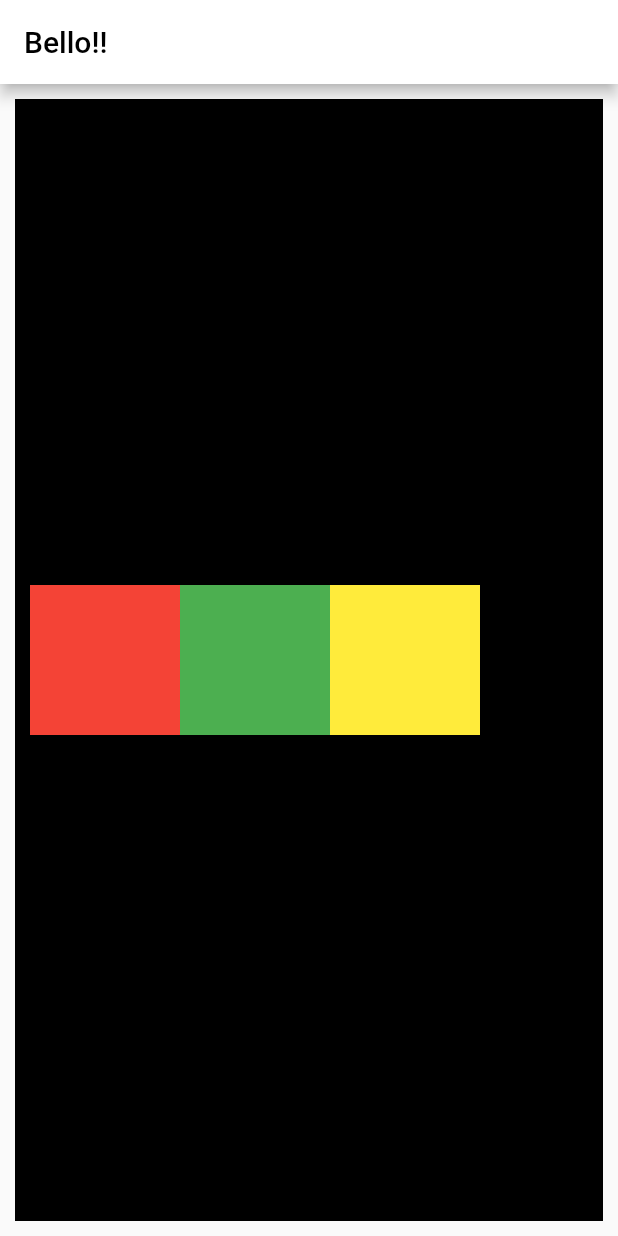
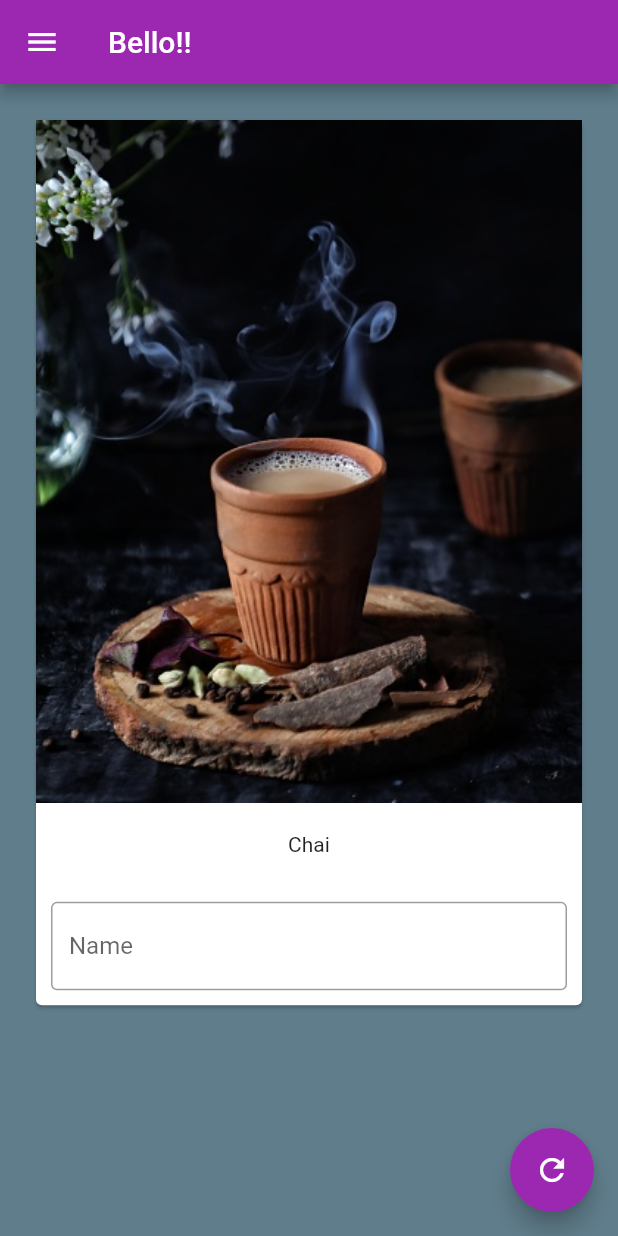
Before and after one commit to swag2716/my_app, a Flutter app: the screen it shows after launch, on a phone screen of 412 x 824 dp. Run offline on Flutter 3.47's test engine with Material 2 defaults, Android fonts, the phone set to English and light mode, and no system bars.

Commit message:
my_app4 done

```diff
--- a/lib/main.dart
+++ b/lib/main.dart
@@ -1,52 +1,95 @@
 import 'package:flutter/material.dart';
 
-void main(){
+void main() {
   runApp(MaterialApp(
-    home:myApp(),
+    home: const MyApp(),
+    theme: ThemeData(
+      primarySwatch: Colors.purple,
+      textTheme: const TextTheme(bodyText1: TextStyle(color: Colors.white)),
+    ),
   ));
 }
 
-class myApp extends StatelessWidget {
-  const myApp({super.key});
+class MyApp extends StatefulWidget {
+  const MyApp({super.key});
 
   @override
+  State<MyApp> createState() => _MyAppState();
+}
+
+class _MyAppState extends State<MyApp> {
+  final TextEditingController _nameController =  TextEditingController();
+  var myText = "Chai";
+
+  @override
+  void initState() {
+    super.initState();
+  }
   Widget build(BuildContext context) {
     return Scaffold(
+      backgroundColor: Colors.blueGrey,
       appBar: AppBar(
-        title: Text("Bello!!", style: TextStyle(color: Colors.black),),
-        backgroundColor: Colors.white,
+        title: const Text(
+          "Bello!!",
+        ),
       ),
       body: Padding(
-        padding: const EdgeInsets.all(10.0),
+        padding: const EdgeInsets.all(20.0),
+        child: SingleChildScrollView(
+          child: Card(
+              child: Column(
+                children: <Widget>[
+                  Image.asset('assets/Card_img.jpg'),
+                  const SizedBox(
+                    height: 20,
+                  ),
+                  Text(myText),
+                  const SizedBox(
+                    height: 20,
+                  ),
+                  Padding(
+                    padding: const EdgeInsets.all(10.0),
+                    child: TextField(
+                      controller: _nameController,
+                      // keyboardType: TextInputType.text,
+                      decoration: const InputDecoration(
+                        hintText: "Enter your name",
+                        labelText:  "Name",
+                        border: OutlineInputBorder(),
+                      ),
+                    ),
+                  ),
+                ],
+
+              )
+              ),
+        ),
+      ),
+      drawer: Drawer(
         child: Container(
-          width: MediaQuery.of(context).size.width,
-          height: MediaQuery.of(context).size.height,
-          color: Colors.black,
-          child: Padding(
-            padding: const EdgeInsets.all(10.0),
-            child: Row(
-              mainAxisAlignment: MainAxisAlignment.start,
-              crossAxisAlignment: CrossAxisAlignment.center,
-              children: [
-                Container(
-                  width: 100,
-                  height: 100,
-                  color: Colors.red,
-                ),
-                Container(
-                  width: 100,
-                  height: 100,
-                  color: Colors.green,
-                ),
-                Container(
-                  width: 100,
-                  height: 100,
-                  color: Colors.yellow,
-                ),
-              ],
+          decoration: const BoxDecoration(color: Colors.purple),
+          child: ListView(padding: EdgeInsets.zero, children: const <Widget>[
+            UserAccountsDrawerHeader(
+              accountName: Text("Swapnika_Agrawal"),
+              accountEmail: Text("swapnikaagrawal@gmail.com"),
+              currentAccountPicture: CircleAvatar(
+                  backgroundImage: NetworkImage(
+                      "https://images.unsplash.com/photo-1603570388466-eb4fe5617f0d?ixlib=rb-1.2.1&ixid=MnwxMjA3fDB8MHxwaG90by1wYWdlfHx8fGVufDB8fHx8&auto=format&fit=crop&w=387&q=80")),
             ),
-          ),
+            ListTile(
+              leading: Icon(Icons.person),
+              title: Text("Account"),
+              subtitle: Text("Personal"),
+              trailing: Icon(Icons.edit),
+            )
+          ]),
         ),
+      ),
+      floatingActionButton: FloatingActionButton(
+        onPressed: () {
+          myText = _nameController.text;
+        },
+        child: const Icon(Icons.refresh),
       ),
     );
   }
```
Also changed, not shown: pubspec.yaml (+3 -4 lines), assets/Card_img.jpg (added), 1 other file.
